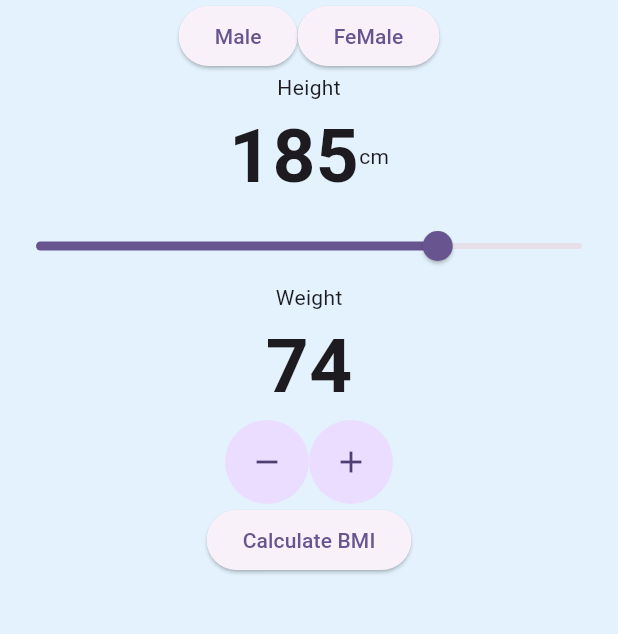
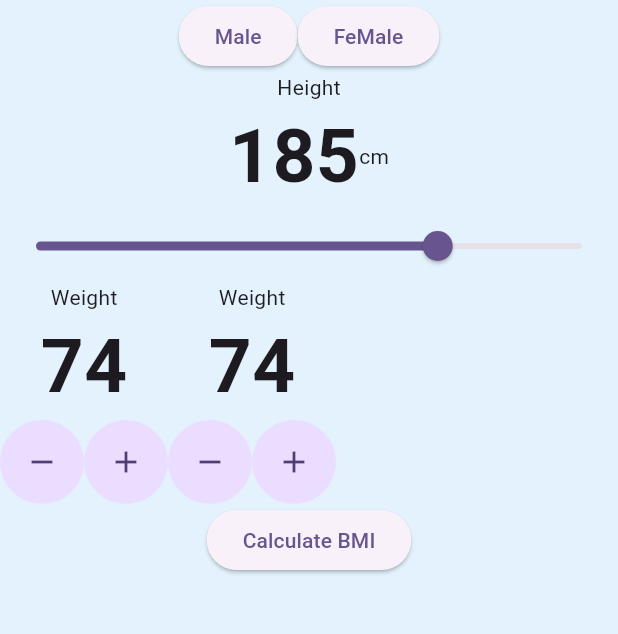
Before and after one commit to Minokainduwara/BMI_calculator, a Flutter app: the screen it shows after launch, on a phone screen of 412 x 824 dp, the part 84-718 px from its top. Run offline on Flutter 3.47's test engine with Material 3 defaults, Android fonts, the phone set to English and light mode, and no system bars.

Commit message:
ui updated

```diff
--- a/lib/bmi_calculator.dart
+++ b/lib/bmi_calculator.dart
@@ -53,6 +53,47 @@ class _BMICalculatorPageState extends State<BMICalculatorPage> {
                     )
                 ]
               ),
+              Row(
+                children: [
+                  Column(
+                    children: [
+                      Text("Weight"),
+                      Text("74",style: TextStyle(
+                        fontSize: 50,
+                        fontWeight: FontWeight.bold,
+                      )
+                      ),
+                      //Text("kg"),
+
+                      Row(
+                        mainAxisAlignment: MainAxisAlignment.center,
+                        children: [
+                          FloatingActionButton(
+                            elevation: 0,
+                            shape: ShapeBorder.lerp(
+                              CircleBorder(),
+                              CircleBorder(),
+                              0.5,
+                            ),
+                            onPressed: (){},
+                            child: Icon(Icons.remove),
+                          ),
+
+                          FloatingActionButton(
+                            elevation: 0,
+                            shape: ShapeBorder.lerp(
+                              CircleBorder(),
+                              CircleBorder(),
+                              0.5,
+                            ),
+                            onPressed: (){},
+                            child: Icon(Icons.add),
+                          ),
+                        ],
+                      ),
+                    ],
+                  ),
+
                   Column(
                     children: [
                       Text("Weight"),
@@ -93,6 +134,8 @@ class _BMICalculatorPageState extends State<BMICalculatorPage> {
                   ),
                 ],
               ),
+            ],
+          ),
           ElevatedButton(onPressed: () {}, child: Text("Calculate BMI")),
          ],
         ),
```
Lines whose indentation alone changed are shown as unchanged.
